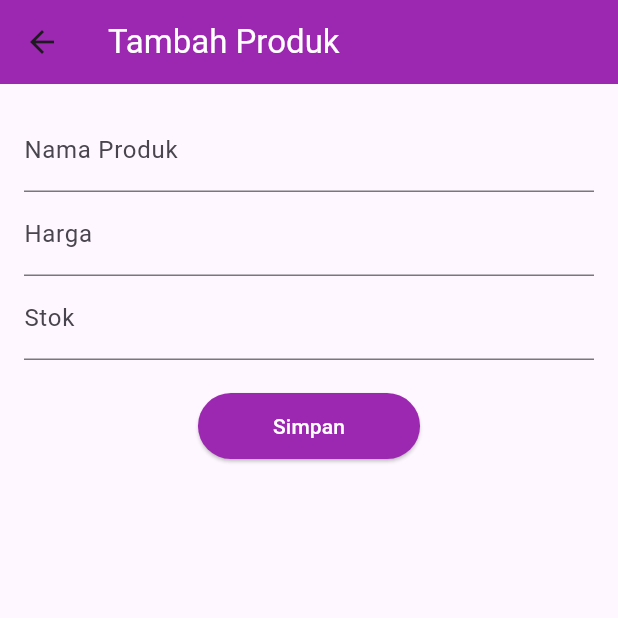
After one commit to gracecey/ukk_2025, a Flutter app: the ProdukScreen screen opened directly, after a tap on the "add" icon, on a phone screen of 412 x 824 dp, the top half of it. The commit adds this screen. Run offline on Flutter 3.47's test engine with Material 3 defaults, Android fonts, the phone set to English and light mode, and no system bars; our stand-ins replace supabase_flutter; accounts and stored records are empty.

Commit message:
second commit

```diff
--- a/lib/main.dart
+++ b/lib/main.dart
@@ -2,6 +2,7 @@ import 'package:flutter/material.dart';
 import 'package:supabase_flutter/supabase_flutter.dart';
 import 'login.dart';
 import 'home.dart';
+import 'produk.dart';
 
 Future<void> main() async {
   await Supabase.initialize(
--- /dev/null
+++ b/lib/produk.dart
@@ -0,0 +1,219 @@
+import 'package:flutter/material.dart';
+import 'package:supabase_flutter/supabase_flutter.dart';
+import 'home.dart';
+
+class ProdukScreen extends StatefulWidget {
+  @override
+  _ProdukScreenState createState() => _ProdukScreenState();
+}
+
+class _ProdukScreenState extends State<ProdukScreen> {
+  final SupabaseClient supabase = Supabase.instance.client;
+
+  Future<List<Map<String, dynamic>>> fetchProduk() async {
+    final response = await supabase.from('produk').select();
+    return response;
+  }
+
+ Future<void> deleteProduk(int id) async {
+  showDialog(
+    context: context,
+    builder: (context) {
+      return AlertDialog(
+        title: Text('Konfirmasi Hapus'),
+        content: Text('Apakah Anda yakin ingin menghapus produk ini?'),
+        actions: [
+          TextButton(
+            onPressed: () => Navigator.pop(context),
+            child: Text('Batal'),
+          ),
+          ElevatedButton(
+            onPressed: () async {
+              await supabase.from('produk').delete().eq('produk_id', id);
+              Navigator.pop(context); // Tutup dialog
+              setState(() {}); // Perbarui tampilan
+            },
+            child: Text('Hapus'),
+            style: ElevatedButton.styleFrom(backgroundColor: Colors.red),
+          ),
+        ],
+      );
+    },
+  );
+}
+
+
+  @override
+  Widget build(BuildContext context) {
+    return Scaffold(
+      appBar: AppBar(
+        backgroundColor: Colors.purple,
+        title: Text(
+          "Daftar Produk",
+          style: TextStyle(color: Colors.white),
+        ),
+      ),
+      floatingActionButton: FloatingActionButton(
+        backgroundColor: Colors.purple,
+        child: Icon(Icons.add, color: Colors.white),
+        onPressed: () {
+          Navigator.push(
+            context,
+            MaterialPageRoute(builder: (context) => ProdukForm()),
+          ).then((_) => setState(() {}));
+        },
+      ),
+      body: FutureBuilder<List<Map<String, dynamic>>>(
+        future: fetchProduk(),
+        builder: (context, snapshot) {
+          if (!snapshot.hasData) return Center(child: CircularProgressIndicator());
+          final produkList = snapshot.data!;
+          return ListView.builder(
+            padding: EdgeInsets.all(10),
+            itemCount: produkList.length,
+            itemBuilder: (context, index) {
+              final produk = produkList[index];
+              return Card(
+                elevation: 4,
+                shape: RoundedRectangleBorder(
+                  borderRadius: BorderRadius.circular(10),
+                ),
+                margin: EdgeInsets.symmetric(vertical: 8, horizontal: 5),
+                child: ListTile(
+                  leading: CircleAvatar(
+                    backgroundColor: Colors.purple,
+                    child: Text(
+                      produk['nama_produk'][0].toUpperCase(),
+                      style: TextStyle(color: Colors.white, fontWeight: FontWeight.bold),
+                    ),
+                  ),
+                  title: Text(produk['nama_produk'], style: TextStyle(fontWeight: FontWeight.bold)),
+                  subtitle: Text(
+                    "Harga: Rp ${produk['harga']} | Stok: ${produk['stok']}",
+                    style: TextStyle(color: Colors.black54),
+                  ),
+                  trailing: Row(
+                    mainAxisSize: MainAxisSize.min,
+                    children: [
+                      IconButton(
+                        icon: Icon(Icons.edit, color: Colors.blue),
+                        onPressed: () {
+                          Navigator.push(
+                            context,
+                            MaterialPageRoute(
+                              builder: (context) => ProdukForm(produk: produk),
+                            ),
+                          ).then((_) => setState(() {}));
+                        },
+                      ),
+                      IconButton(
+                        icon: Icon(Icons.delete, color: Colors.red),
+                        onPressed: () => deleteProduk(produk['produk_id']),
+                      ),
+                    ],
+                  ),
+                ),
+              );
+            },
+          );
+        },
+      ),
+    );
+  }
+}
+
+class ProdukForm extends StatefulWidget {
+  final Map<String, dynamic>? produk;
+  ProdukForm({this.produk});
+
+  @override
+  _ProdukFormState createState() => _ProdukFormState();
+}
+
+class _ProdukFormState extends State<ProdukForm> {
+  final _formKey = GlobalKey<FormState>();
+  final TextEditingController namaController = TextEditingController();
+  final TextEditingController hargaController = TextEditingController();
+  final TextEditingController stokController = TextEditingController();
+  final SupabaseClient supabase = Supabase.instance.client;
+
+  @override
+  void initState() {
+    super.initState();
+    if (widget.produk != null) {
+      namaController.text = widget.produk!['nama_produk'];
+      hargaController.text = widget.produk!['harga'].toString();
+      stokController.text = widget.produk!['stok'].toString();
+    }
+  }
+
+  Future<void> submitForm() async {
+    if (_formKey.currentState!.validate()) {
+      final data = {
+        'nama_produk': namaController.text,
+        'harga': double.parse(hargaController.text),
+        'stok': int.parse(stokController.text),
+      };
+
+      if (widget.produk == null) {
+        await supabase.from('produk').insert(data);
+      } else {
+        await supabase.from('produk').update(data).eq('produk_id', widget.produk!['produk_id']);
+      }
+
+      Navigator.pop(context, true);
+    }
+  }
+
+  @override
+  Widget build(BuildContext context) {
+    return Scaffold(
+      appBar: AppBar(
+        backgroundColor: Colors.purple,
+        title: Text(
+          widget.produk == null ? "Tambah Produk" : "Edit Produk",
+          style: TextStyle(color: Colors.white),
+        ),
+      ),
+      body: Padding(
+        padding: EdgeInsets.all(16.0),
+        child: Form(
+          key: _formKey,
+          child: Column(
+            children: [
+              TextFormField(
+                controller: namaController,
+                decoration: InputDecoration(labelText: "Nama Produk"),
+                validator: (value) => value!.isEmpty ? "Nama produk tidak boleh kosong" : null,
+              ),
+              TextFormField(
+                controller: hargaController,
+                decoration: InputDecoration(labelText: "Harga"),
+                keyboardType: TextInputType.number,
+                validator: (value) => value!.isEmpty ? "Harga tidak boleh kosong" : null,
+              ),
+              TextFormField(
+                controller: stokController,
+                decoration: InputDecoration(labelText: "Stok"),
+                keyboardType: TextInputType.number,
+                validator: (value) => value!.isEmpty ? "Stok tidak boleh kosong" : null,
+              ),
+              SizedBox(height: 20),
+              ElevatedButton(
+                style: ElevatedButton.styleFrom(
+                  backgroundColor: Colors.purple,
+                  padding: EdgeInsets.symmetric(horizontal: 50, vertical: 12),
+                ),
+                onPressed: submitForm,
+                child: Text(
+                  "Simpan",
+                  style: TextStyle(color: Colors.white),
+                ),
+              ),
+            ],
+          ),
+        ),
+      ),
+    );
+  }
+}
```
Also changed, not shown: lib/home.dart (+46 -11 lines), lib/pelanggan.dart (added, +203 -0 lines).
